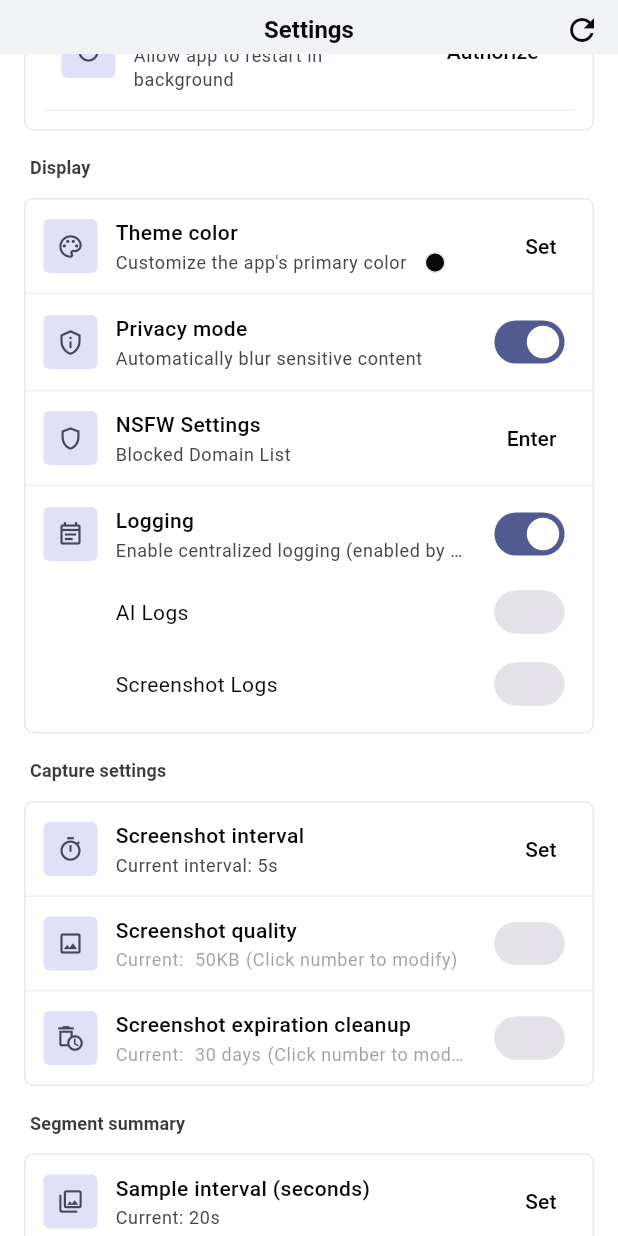
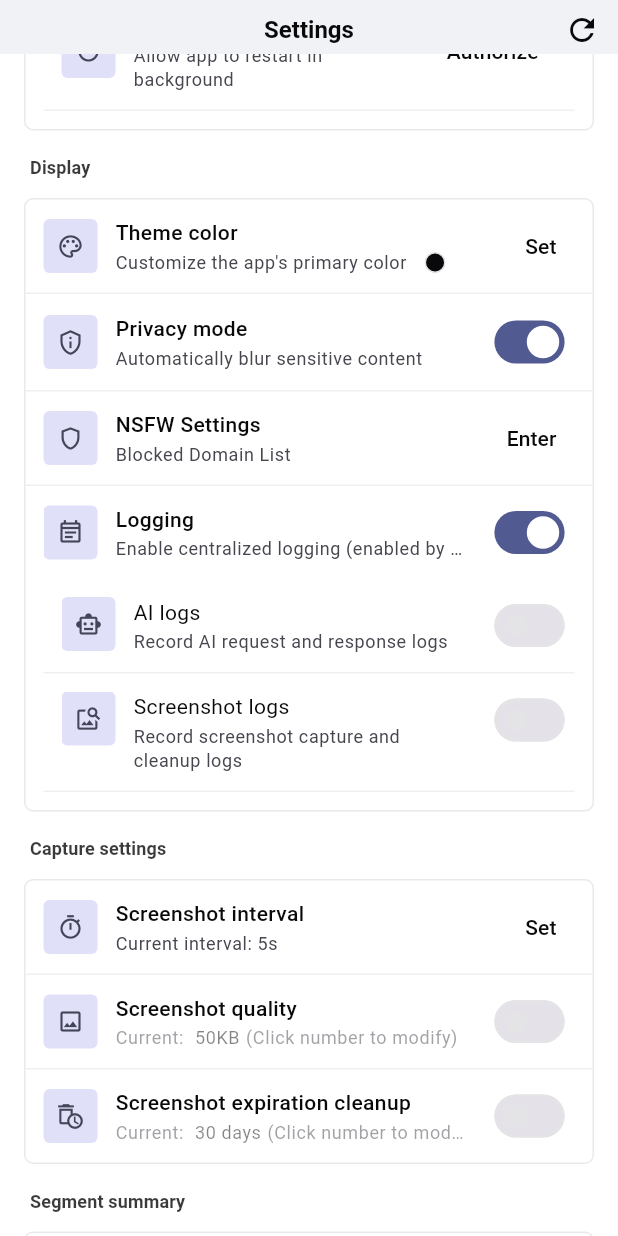
Before and after one commit to 2977094657/ScreenMemo, a Flutter app: the SettingsPage screen opened directly with empty values, scrolled down 576 dp, on a phone screen of 412 x 824 dp. Run offline on Flutter 3.47's test engine with Material 3 defaults, Android fonts, the phone set to English and light mode, and no system bars; our stand-ins replace file_picker, flutter_markdown, flutter_secure_storage, flutter_svg, permission_handler, photo_view and 3 more; missing offline and left inert: flutter_math_fork, gal, installed_apps, markdown; accounts and stored records are empty.

Commit message:
feat(settings): 新增 AI/截图日志子项与禁用态灰化处理
- 主开关不变；子项使用 Stack 固定右侧 Switch
- 统一部分交互文案与下划线颜色为 onSurface

```diff
--- a/lib/pages/settings_page.dart
+++ b/lib/pages/settings_page.dart
@@ -1716,6 +1716,8 @@ class _SettingsPageState extends State<SettingsPage>
       child: Column(
         crossAxisAlignment: CrossAxisAlignment.start,
         children: [
+          Stack(
+            children: [
               Row(
                 children: [
                   Container(
@@ -1733,6 +1735,8 @@ class _SettingsPageState extends State<SettingsPage>
                   ),
                   const SizedBox(width: AppTheme.spacing3),
                   Expanded(
+                    child: Padding(
+                      padding: const EdgeInsets.only(right: 72),
                       child: Column(
                         crossAxisAlignment: CrossAxisAlignment.start,
                         children: [
@@ -1754,8 +1758,13 @@ class _SettingsPageState extends State<SettingsPage>
                         ],
                       ),
                     ),
-              const SizedBox(width: AppTheme.spacing2),
-              Transform.scale(
+                  ),
+                ],
+              ),
+              Positioned(
+                top: -1,
+                right: 0,
+                child: Transform.scale(
                   scale: 0.9,
                   child: Switch(
                     value: _loggingEnabled,
@@ -1763,20 +1772,78 @@ class _SettingsPageState extends State<SettingsPage>
                     onChanged: (v) => _updateLoggingEnabled(v),
                   ),
                 ),
+              ),
             ],
           ),
           const SizedBox(height: AppTheme.spacing3),
+          // 子列表整体：随主开关禁用并灰化
+          IgnorePointer(
+            ignoring: !_loggingEnabled,
+            child: Opacity(
+              opacity: _loggingEnabled ? 1.0 : 0.5,
+              child: Column(
+                children: [
+                  // 子项：AI 日志
+                  Container(
+                    padding: const EdgeInsets.only(
+                      left: AppTheme.spacing3,
+                      top: AppTheme.spacing3,
+                      bottom: AppTheme.spacing3,
+                    ),
+                    decoration: BoxDecoration(
+                      border: Border(
+                        bottom: BorderSide(
+                          color: Theme.of(context).colorScheme.outline.withOpacity(0.6),
+                          width: 1,
+                        ),
+                      ),
+                    ),
+                    child: Stack(
+                      children: [
                         Row(
-            children: [
-              const SizedBox(width: 36),
+                          crossAxisAlignment: CrossAxisAlignment.start,
+                          children: [
+                            Container(
+                              width: 36,
+                              height: 36,
+                              decoration: BoxDecoration(
+                                color: Theme.of(context).colorScheme.secondaryContainer,
+                                borderRadius: BorderRadius.circular(AppTheme.radiusSm),
+                              ),
+                              child: Icon(
+                                Icons.smart_toy_outlined,
+                                color: Theme.of(context).colorScheme.onSecondaryContainer,
+                                size: 18,
+                              ),
+                            ),
                             const SizedBox(width: AppTheme.spacing3),
                             Expanded(
-                child: Text(
-                  'AI Logs',
+                              child: Padding(
+                                padding: const EdgeInsets.only(right: 72),
+                                child: Column(
+                                  crossAxisAlignment: CrossAxisAlignment.start,
+                                  children: [
+                                    Text(
+                                      AppLocalizations.of(context).loggingAiTitle,
                                       style: Theme.of(context).textTheme.bodyMedium,
                                     ),
-              ),
-              Transform.scale(
+                                    const SizedBox(height: 2),
+                                    Text(
+                                      AppLocalizations.of(context).loggingAiDesc,
+                                      style: Theme.of(context).textTheme.bodySmall?.copyWith(
+                                            color: Theme.of(context).colorScheme.onSurfaceVariant,
+                                          ),
+                                    ),
+                                  ],
+                                ),
+                              ),
+                            ),
+                          ],
+                        ),
+                        Positioned(
+                          top: -1,
+                          right: 0,
+                          child: Transform.scale(
                             scale: 0.9,
                             child: Switch(
                               value: _aiLoggingEnabled,
@@ -1784,20 +1851,71 @@ class _SettingsPageState extends State<SettingsPage>
                               onChanged: (v) => _updateAiLoggingEnabled(v),
                             ),
                           ),
-            ],
-          ),
-          const SizedBox(height: AppTheme.spacing2),
+                        ),
+                      ],
+                    ),
+                  ),
+                  // 子项：截图日志
+                  Container(
+                    padding: const EdgeInsets.only(
+                      left: AppTheme.spacing3,
+                      top: AppTheme.spacing3,
+                      bottom: AppTheme.spacing3,
+                    ),
+                    decoration: BoxDecoration(
+                      border: Border(
+                        bottom: BorderSide(
+                          color: Theme.of(context).colorScheme.outline.withOpacity(0.6),
+                          width: 1,
+                        ),
+                      ),
+                    ),
+                    child: Stack(
+                      children: [
                         Row(
-            children: [
-              const SizedBox(width: 36),
+                          crossAxisAlignment: CrossAxisAlignment.start,
+                          children: [
+                            Container(
+                              width: 36,
+                              height: 36,
+                              decoration: BoxDecoration(
+                                color: Theme.of(context).colorScheme.secondaryContainer,
+                                borderRadius: BorderRadius.circular(AppTheme.radiusSm),
+                              ),
+                              child: Icon(
+                                Icons.image_search_outlined,
+                                color: Theme.of(context).colorScheme.onSecondaryContainer,
+                                size: 18,
+                              ),
+                            ),
                             const SizedBox(width: AppTheme.spacing3),
                             Expanded(
-                child: Text(
-                  'Screenshot Logs',
+                              child: Padding(
+                                padding: const EdgeInsets.only(right: 72),
+                                child: Column(
+                                  crossAxisAlignment: CrossAxisAlignment.start,
+                                  children: [
+                                    Text(
+                                      AppLocalizations.of(context).loggingScreenshotTitle,
                                       style: Theme.of(context).textTheme.bodyMedium,
                                     ),
-              ),
-              Transform.scale(
+                                    const SizedBox(height: 2),
+                                    Text(
+                                      AppLocalizations.of(context).loggingScreenshotDesc,
+                                      style: Theme.of(context).textTheme.bodySmall?.copyWith(
+                                            color: Theme.of(context).colorScheme.onSurfaceVariant,
+                                          ),
+                                    ),
+                                  ],
+                                ),
+                              ),
+                            ),
+                          ],
+                        ),
+                        Positioned(
+                          top: -1,
+                          right: 0,
+                          child: Transform.scale(
                             scale: 0.9,
                             child: Switch(
                               value: _screenshotLoggingEnabled,
@@ -1805,7 +1923,13 @@ class _SettingsPageState extends State<SettingsPage>
                               onChanged: (v) => _updateScreenshotLoggingEnabled(v),
                             ),
                           ),
-            ],
+                        ),
+                      ],
+                    ),
+                  ),
+                ],
+              ),
+            ),
           ),
         ],
       ),
@@ -1941,13 +2065,7 @@ class _SettingsPageState extends State<SettingsPage>
                                         .textTheme
                                         .bodySmall
                                         ?.copyWith(
-                                            color: _useTargetSize
-                                                ? Theme.of(
-                                                    context,
-                                                  ).colorScheme.primary
-                                                : Theme.of(context)
-                                                      .colorScheme
-                                                      .onSurfaceVariant,
+                                          color: Theme.of(context).colorScheme.onSurface,
                                           decoration: _useTargetSize
                                               ? TextDecoration.underline
                                               : TextDecoration.none,
@@ -2227,23 +2345,12 @@ class _SettingsPageState extends State<SettingsPage>
                                 ),
                                 const SizedBox(width: AppTheme.spacing1),
                                 GestureDetector(
-                                  onTap: _expireEnabled
-                                      ? _showExpireDaysDialog
-                                      : null,
+                                  onTap: _expireEnabled ? _showExpireDaysDialog : null,
                                   child: Text(
                                     AppLocalizations.of(context).expireDaysUnit(_expireDays),
-                                    style: Theme.of(context).textTheme.bodySmall
-                                        ?.copyWith(
-                                          color: _expireEnabled
-                                              ? Theme.of(
-                                                  context,
-                                                ).colorScheme.primary
-                                              : Theme.of(
-                                                  context,
-                                                ).colorScheme.onSurfaceVariant,
-                                          decoration: _expireEnabled
-                                              ? TextDecoration.underline
-                                              : TextDecoration.none,
+                                    style: Theme.of(context).textTheme.bodySmall?.copyWith(
+                                          color: Theme.of(context).colorScheme.onSurface,
+                                          decoration: _expireEnabled ? TextDecoration.underline : TextDecoration.none,
                                         ),
                                   ),
                                 ),
@@ -2811,18 +2918,7 @@ extension _DailySummaryNotifyExt on _SettingsPageState {
               ),
             ],
           ),
-          const SizedBox(height: AppTheme.spacing3),
-          Container(
-            padding: const EdgeInsets.all(AppTheme.spacing3),
-            decoration: BoxDecoration(
-              color: AppTheme.info.withValues(alpha: 0.1),
-              borderRadius: BorderRadius.circular(AppTheme.radiusMd),
-            ),
-            child: Text(
-              AppLocalizations.of(context).timeInputHint,
-              style: TextStyle(fontSize: 12, color: AppTheme.info),
-            ),
-          ),
+          // 移除底部提示文案
         ],
       ),
       actions: [
@@ -2907,12 +3003,8 @@ extension _DailySummaryNotifyExt on _SettingsPageState {
                           child: Text(
                             '${_two(_dailyNotifyHour)}:${_two(_dailyNotifyMinute)}',
                             style: Theme.of(context).textTheme.bodySmall?.copyWith(
-                                  color: _dailyNotifyEnabled
-                                      ? Theme.of(context).colorScheme.primary
-                                      : Theme.of(context).colorScheme.onSurfaceVariant,
-                                  decoration: _dailyNotifyEnabled
-                                      ? TextDecoration.underline
-                                      : TextDecoration.none,
+                                  color: Theme.of(context).colorScheme.onSurface,
+                                  decoration: _dailyNotifyEnabled ? TextDecoration.underline : TextDecoration.none,
                                 ),
                           ),
                         ),
```
Lines whose indentation alone changed are shown as unchanged.
